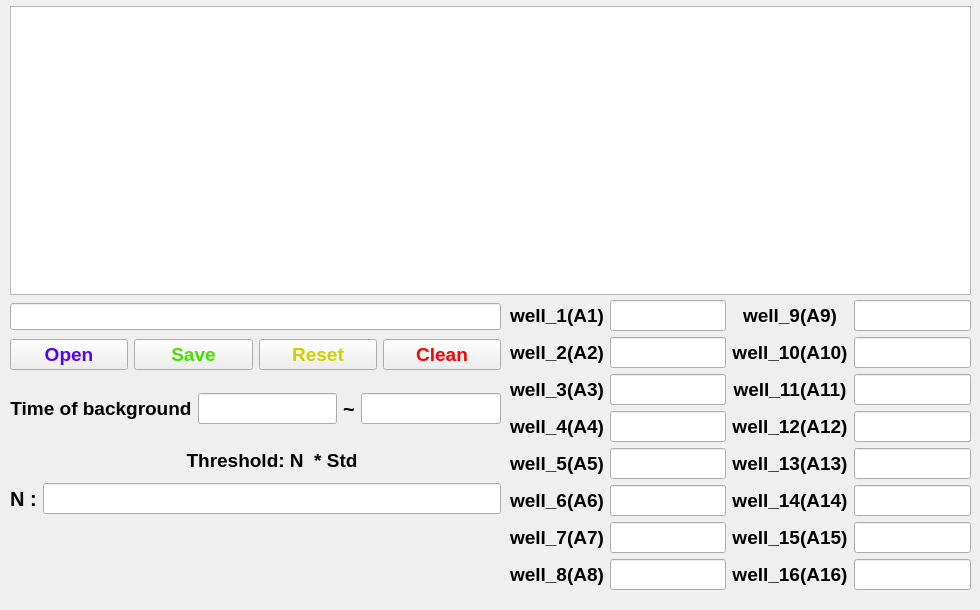
Above: UI/CT_Display_General.ui from wwlouis00/Cycle-threshold-value before the change. Below: the same form after it.
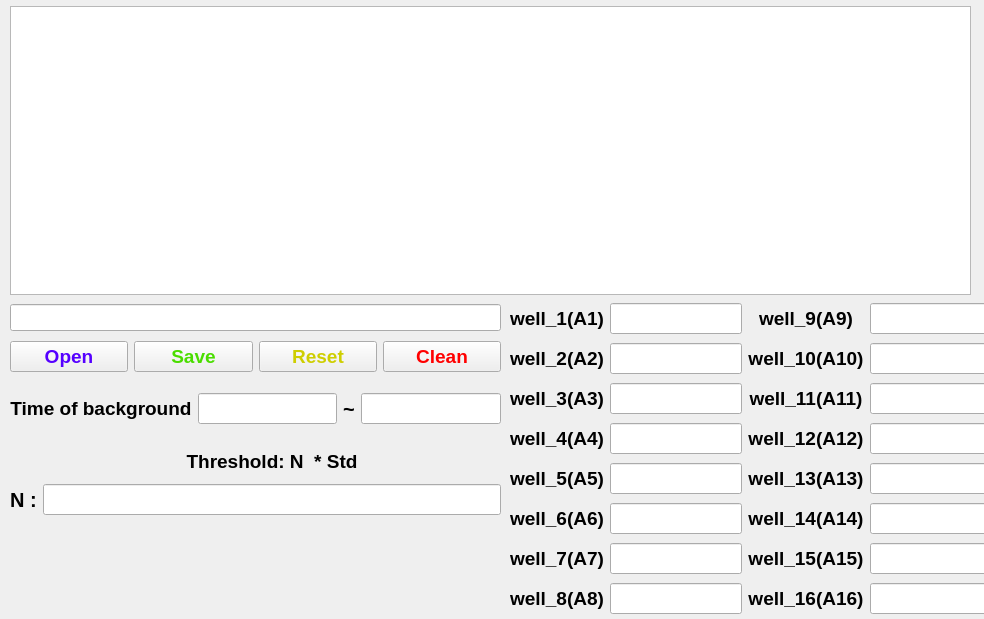
That is the form after the change.

What changed in the file:
```diff
--- a/UI/CT_Display_General.ui
+++ b/UI/CT_Display_General.ui
@@ -6,8 +6,8 @@
    <rect>
     <x>0</x>
     <y>0</y>
-    <width>980</width>
-    <height>610</height>
+    <width>984</width>
+    <height>619</height>
    </rect>
   </property>
   <property name="windowTitle">
@@ -49,8 +49,8 @@
      <rect>
       <x>510</x>
       <y>300</y>
-      <width>461</width>
-      <height>295</height>
+      <width>493</width>
+      <height>323</height>
      </rect>
     </property>
     <layout class="QGridLayout" name="gridLayout">
@@ -599,7 +599,7 @@
       <x>10</x>
       <y>444</y>
       <width>491</width>
-      <height>70</height>
+      <height>71</height>
      </rect>
     </property>
     <layout class="QGridLayout" name="gridLayout_4">
@@ -651,13 +651,13 @@
      </item>
     </layout>
    </widget>
-   <widget class="QWidget" name="">
+   <widget class="QWidget" name="layoutWidget">
     <property name="geometry">
      <rect>
       <x>10</x>
       <y>300</y>
       <width>491</width>
-      <height>73</height>
+      <height>76</height>
      </rect>
     </property>
     <layout class="QGridLayout" name="gridLayout_2">
```
